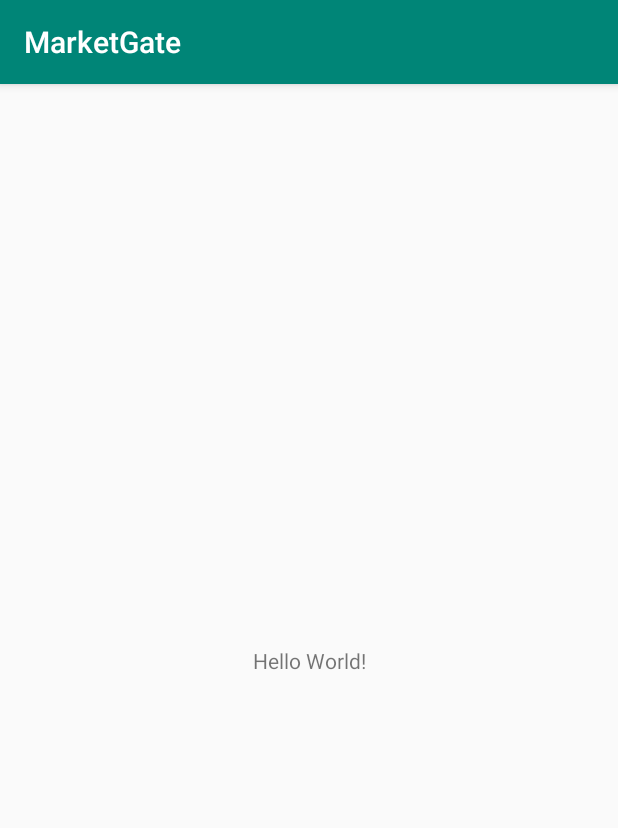
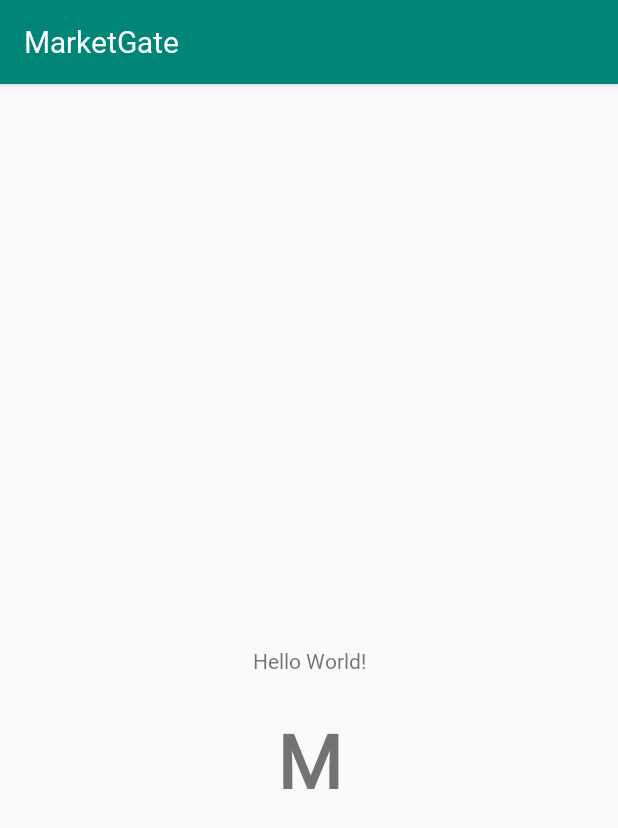
Before and after one commit to JobGetabu/MarketGate, an Android app: the screen it shows after launch (MainActivity), on a phone screen of 412 x 824 dp. Shown: the top 828 px of the screen. Run offline under Robolectric (Android 15) with nearby library versions, the phone set to English and light mode, and no system bars.

```diff
--- a/app/src/main/AndroidManifest.xml
+++ b/app/src/main/AndroidManifest.xml
@@ -16,6 +16,7 @@
                 <category android:name="android.intent.category.LAUNCHER"/>
             </intent-filter>
         </activity>
+        <meta-data android:name="preloaded_fonts" android:resource="@array/preloaded_fonts"/>
     </application>
 
 </manifest>
--- a/app/src/main/res/layout/activity_main.xml
+++ b/app/src/main/res/layout/activity_main.xml
@@ -14,6 +14,18 @@
             app:layout_constraintBottom_toBottomOf="parent"
             app:layout_constraintLeft_toLeftOf="parent"
             app:layout_constraintRight_toRightOf="parent"
-            app:layout_constraintTop_toTopOf="parent"/>
+            app:layout_constraintTop_toTopOf="parent"
+            android:fontFamily="@font/unica_one"/>
+
+    <TextView
+            android:layout_width="wrap_content"
+            android:layout_height="wrap_content"
+            android:text="M"
+            app:layout_constraintBottom_toBottomOf="parent"
+            app:layout_constraintLeft_toLeftOf="parent"
+            app:layout_constraintRight_toRightOf="parent"
+            app:layout_constraintTop_toTopOf="parent"
+            android:fontFamily="@font/pattaya" app:layout_constraintVertical_bias="0.595" android:textSize="50sp"
+            android:textStyle="bold"/>
 
 </androidx.constraintlayout.widget.ConstraintLayout>
--- a/app/src/main/res/mipmap-anydpi-v26/ic_launcher.xml
+++ b/app/src/main/res/mipmap-anydpi-v26/ic_launcher.xml
@@ -1,5 +1,5 @@
 <?xml version="1.0" encoding="utf-8"?>
 <adaptive-icon xmlns:android="http://schemas.android.com/apk/res/android">
-    <background android:drawable="@drawable/ic_launcher_background"/>
-    <foreground android:drawable="@drawable/ic_launcher_foreground"/>
+    <background android:drawable="@color/ic_launcher_background"/>
+    <foreground android:drawable="@mipmap/ic_launcher_foreground"/>
 </adaptive-icon>
--- a/app/src/main/res/mipmap-anydpi-v26/ic_launcher_round.xml
+++ b/app/src/main/res/mipmap-anydpi-v26/ic_launcher_round.xml
@@ -1,5 +1,5 @@
 <?xml version="1.0" encoding="utf-8"?>
 <adaptive-icon xmlns:android="http://schemas.android.com/apk/res/android">
-    <background android:drawable="@drawable/ic_launcher_background"/>
-    <foreground android:drawable="@drawable/ic_launcher_foreground"/>
+    <background android:drawable="@color/ic_launcher_background"/>
+    <foreground android:drawable="@mipmap/ic_launcher_foreground"/>
 </adaptive-icon>
--- a/app/src/main/res/values/styles.xml
+++ b/app/src/main/res/values/styles.xml
@@ -6,6 +6,7 @@
         <item name="colorPrimary">@color/colorPrimary</item>
         <item name="colorPrimaryDark">@color/colorPrimaryDark</item>
         <item name="colorAccent">@color/colorAccent</item>
+        <item name="android:fontFamily">@font/unica_one</item>
     </style>
 
 </resources>
```
Also changed, not shown: app/src/main/res/mipmap-hdpi/ic_launcher.png, app/src/main/res/mipmap-hdpi/ic_launcher_round.png, app/src/main/res/mipmap-mdpi/ic_launcher.png, app/src/main/res/mipmap-mdpi/ic_launcher_round.png, app/src/main/res/mipmap-xhdpi/ic_launcher.png, app/src/main/res/mipmap-xhdpi/ic_launcher_round.png, app/src/main/res/mipmap-xxhdpi/ic_launcher.png, app/src/main/res/mipmap-xxhdpi/ic_launcher_round.png, app/src/main/res/mipmap-xxxhdpi/ic_launcher.png, app/src/main/res/mipmap-xxxhdpi/ic_launcher_round.png.
